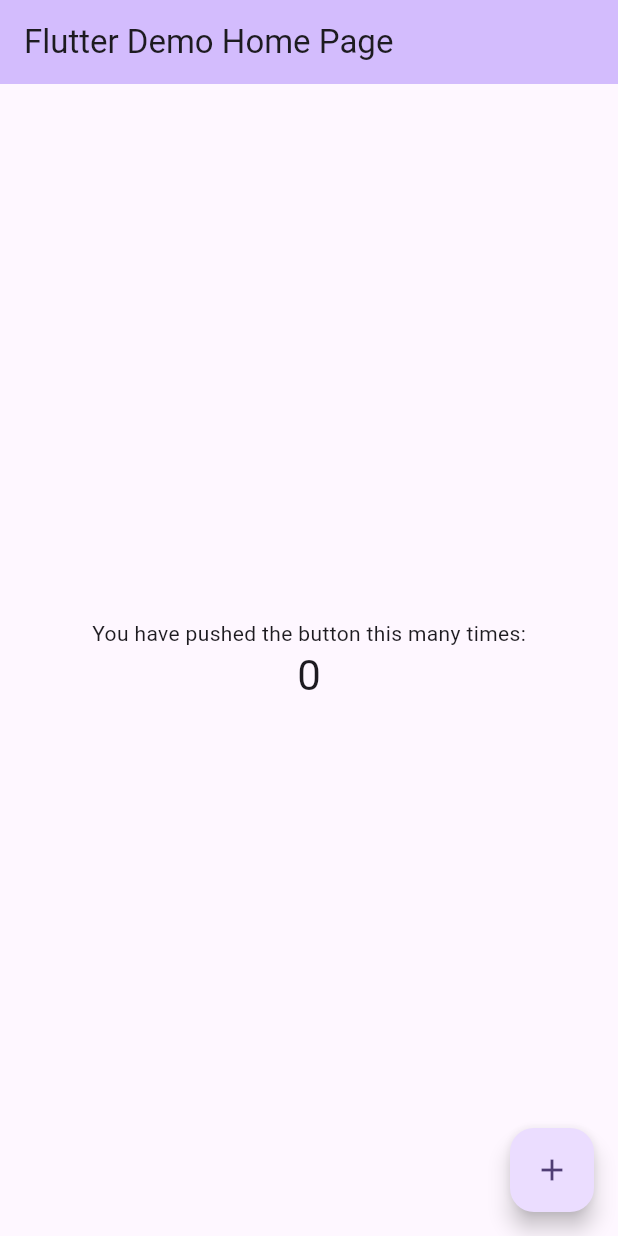
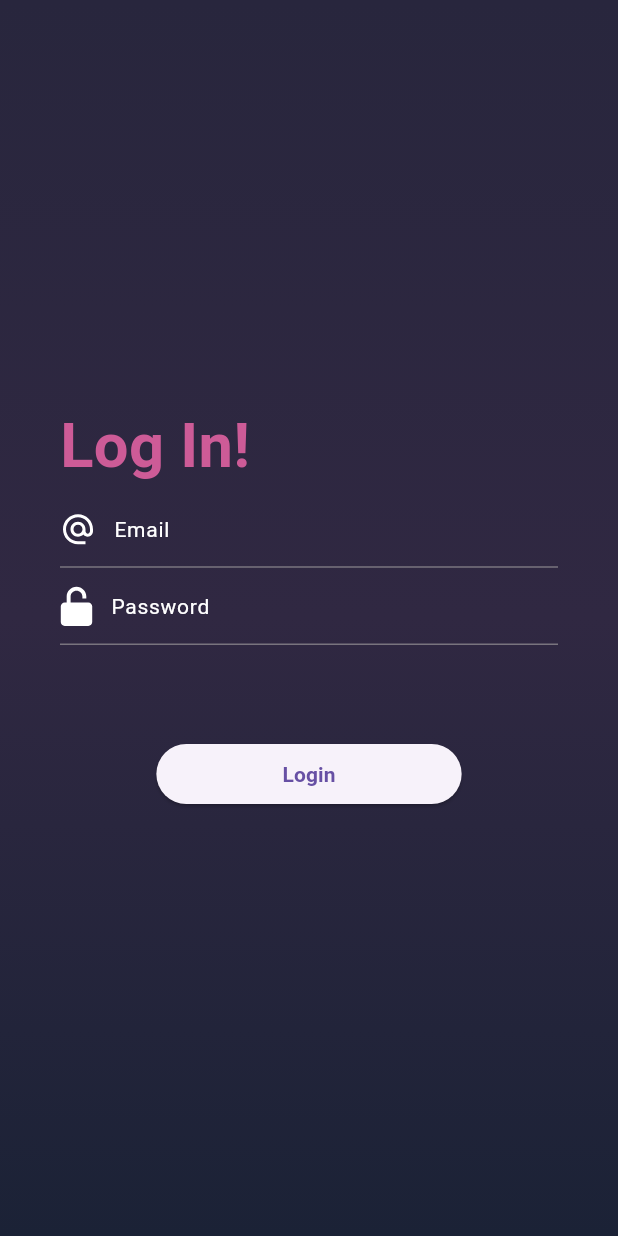
Before and after one commit to sinanGsr/Aim_cubit_task, a Flutter app: the screen it shows after launch, on a phone screen of 412 x 824 dp. Run offline on Flutter 3.47's test engine with Material 3 defaults, Android fonts, the phone set to English and light mode, and no system bars; our stand-ins replace firebase_auth, firebase_core, flutter_bloc, flutter_svg; accounts and stored records are empty.

Commit message:
feat:auth flow implemented

```diff
--- /dev/null
+++ b/lib/auth/auth_cubit.dart
@@ -0,0 +1,118 @@
+import 'package:flutter_bloc/flutter_bloc.dart';
+import 'package:firebase_auth/firebase_auth.dart';
+import '../repositories/auth_repository.dart';
+import 'auth_state.dart';
+
+class AuthCubit extends Cubit<AuthState> {
+  final AuthRepository _authRepository;
+
+  AuthCubit({required AuthRepository authRepository})
+      : _authRepository = authRepository,
+        super(AuthInitial());
+
+  Future<void> signIn(String email, String password) async {
+    if (email.isEmpty && password.isEmpty) {
+      emit(AuthEmptyFields('Email and password must not be empty.'));
+      return;
+    }
+
+    if (email.isEmpty) {
+      emit(AuthEmptyFields('Email is required.'));
+      return;
+    }
+
+    if (password.isEmpty) {
+      emit(AuthEmptyFields('Password is required.'));
+      return;
+    }
+
+    if (!_isValidEmail(email)) {
+      emit(AuthInvalidEmail('Invalid email format.'));
+      return;
+    }
+
+    if (!_isValidPassword(password)) {
+      emit(AuthInvalidPassword('Password must be at least 6 characters.'));
+      return;
+    }
+
+    emit(AuthLoading());
+    try {
+      await _authRepository.signIn(email, password);
+      emit(AuthSuccess());
+    } on FirebaseAuthException catch (e) {
+      print('Error: ${e.code}');
+      if (e.code == 'invalid-credential') {
+        emit(AuthInvalidEmail('Invalid credentials.'));
+      } else if (e.code == 'wrong-password') {
+        emit(AuthInvalidPassword('Incorrect password.'));
+      } else if (e.code == 'user-not-found') {
+        emit(AuthInvalidEmail('No user found with this email.'));
+      } else {
+        emit(AuthFailure('Authentication failed. Please try again.'));
+      }
+    } catch (e) {
+      emit(AuthFailure('An unexpected error occurred. Please try again.'));
+    }
+  }
+
+  Future<void> signUp(String email, String password) async {
+    if (email.isEmpty && password.isEmpty) {
+      emit(AuthEmptyFields('Email and password must not be empty.'));
+      return;
+    }
+
+    if (email.isEmpty) {
+      emit(AuthEmptyFields('Email is required.'));
+      return;
+    }
+
+    if (password.isEmpty) {
+      emit(AuthEmptyFields('Password is required.'));
+      return;
+    }
+
+    if (!_isValidEmail(email)) {
+      emit(AuthInvalidEmail('Invalid email format.'));
+      return;
+    }
+
+    if (!_isValidPassword(password)) {
+      emit(AuthInvalidPassword('Password must be at least 6 characters.'));
+      return;
+    }
+
+    emit(AuthLoading());
+    try {
+      await _authRepository.signUp(email, password);
+      emit(AuthSuccess());
+    } on FirebaseAuthException catch (e) {
+      if (e.code == 'email-already-in-use') {
+        emit(AuthInvalidEmail('The email is already in use.'));
+      } else {
+        emit(AuthFailure('Sign up failed. Please try again.'));
+      }
+    } catch (e) {
+      emit(AuthFailure('An unexpected error occurred. Please try again.'));
+    }
+  }
+
+  Future<void> signOut() async {
+    emit(AuthLoading());
+    try {
+      await _authRepository.signOut();
+      emit(AuthInitial()); // Navigate to the initial state after sign out
+    } catch (e) {
+      emit(AuthFailure('Sign out failed. Please try again.'));
+    }
+  }
+
+  bool _isValidEmail(String email) {
+    final emailRegex = RegExp(r"^[a-zA-Z0-9._%+-]+@[a-zA-Z0-9.-]+\.[a-zA-Z]{2,}$");
+    return emailRegex.hasMatch(email);
+  }
+
+  bool _isValidPassword(String password) {
+    return password.length >= 6;
+  }
+}
--- /dev/null
+++ b/lib/auth/auth_state.dart
@@ -0,0 +1,27 @@
+abstract class AuthState {}
+
+class AuthInitial extends AuthState {}
+
+class AuthLoading extends AuthState {}
+
+class AuthSuccess extends AuthState {}
+
+class AuthFailure extends AuthState {
+  final String error;
+  AuthFailure(this.error);
+}
+
+class AuthInvalidEmail extends AuthState {
+  final String error;
+  AuthInvalidEmail(this.error);
+}
+
+class AuthInvalidPassword extends AuthState {
+  final String error;
+  AuthInvalidPassword(this.error);
+}
+
+class AuthEmptyFields extends AuthState {
+  final String error;
+  AuthEmptyFields(this.error);
+}
--- a/lib/main.dart
+++ b/lib/main.dart
@@ -1,125 +1,36 @@
+import 'package:firebase_core/firebase_core.dart';
 import 'package:flutter/material.dart';
+import 'package:flutter_aim_cubit_task/presentation/login_screen.dart';
+import 'package:flutter_aim_cubit_task/repositories/auth_repository.dart';
+import 'package:flutter_bloc/flutter_bloc.dart';
+import 'auth/auth_cubit.dart';
+import 'firebase_options.dart';
 
-void main() {
-  runApp(const MyApp());
+Future<void> main() async {
+  WidgetsFlutterBinding.ensureInitialized();
+
+  // Make sure Firebase is initialized before accessing Firebase services
+  await Firebase.initializeApp(
+    options: DefaultFirebaseOptions.currentPlatform,
+  );
+
+  final AuthRepository authRepository = AuthRepository();
+
+  runApp(
+    BlocProvider(
+      create: (context) => AuthCubit(authRepository: authRepository),
+      child: MyApp(),
+    ),
+  );
 }
 
 class MyApp extends StatelessWidget {
   const MyApp({super.key});
 
-  // This widget is the root of your application.
   @override
   Widget build(BuildContext context) {
     return MaterialApp(
-      title: 'Flutter Demo',
-      theme: ThemeData(
-        // This is the theme of your application.
-        //
-        // TRY THIS: Try running your application with "flutter run". You'll see
-        // the application has a purple toolbar. Then, without quitting the app,
-        // try changing the seedColor in the colorScheme below to Colors.green
-        // and then invoke "hot reload" (save your changes or press the "hot
-        // reload" button in a Flutter-supported IDE, or press "r" if you used
-        // the command line to start the app).
-        //
-        // Notice that the counter didn't reset back to zero; the application
-        // state is not lost during the reload. To reset the state, use hot
-        // restart instead.
-        //
-        // This works for code too, not just values: Most code changes can be
-        // tested with just a hot reload.
-        colorScheme: ColorScheme.fromSeed(seedColor: Colors.deepPurple),
-        useMaterial3: true,
-      ),
-      home: const MyHomePage(title: 'Flutter Demo Home Page'),
+      home: LoginScreen(),
     );
   }
 }
-
-class MyHomePage extends StatefulWidget {
-  const MyHomePage({super.key, required this.title});
-
-  // This widget is the home page of your application. It is stateful, meaning
-  // that it has a State object (defined below) that contains fields that affect
-  // how it looks.
-
-  // This class is the configuration for the state. It holds the values (in this
-  // case the title) provided by the parent (in this case the App widget) and
-  // used by the build method of the State. Fields in a Widget subclass are
-  // always marked "final".
-
-  final String title;
-
-  @override
-  State<MyHomePage> createState() => _MyHomePageState();
-}
-
-class _MyHomePageState extends State<MyHomePage> {
-  int _counter = 0;
-
-  void _incrementCounter() {
-    setState(() {
-      // This call to setState tells the Flutter framework that something has
-      // changed in this State, which causes it to rerun the build method below
-      // so that the display can reflect the updated values. If we changed
-      // _counter without calling setState(), then the build method would not be
-      // called again, and so nothing would appear to happen.
-      _counter++;
-    });
-  }
-
-  @override
-  Widget build(BuildContext context) {
-    // This method is rerun every time setState is called, for instance as done
-    // by the _incrementCounter method above.
-    //
-    // The Flutter framework has been optimized to make rerunning build methods
-    // fast, so that you can just rebuild anything that needs updating rather
-    // than having to individually change instances of widgets.
-    return Scaffold(
-      appBar: AppBar(
-        // TRY THIS: Try changing the color here to a specific color (to
-        // Colors.amber, perhaps?) and trigger a hot reload to see the AppBar
-        // change color while the other colors stay the same.
-        backgroundColor: Theme.of(context).colorScheme.inversePrimary,
-        // Here we take the value from the MyHomePage object that was created by
-        // the App.build method, and use it to set our appbar title.
-        title: Text(widget.title),
-      ),
-      body: Center(
-        // Center is a layout widget. It takes a single child and positions it
-        // in the middle of the parent.
-        child: Column(
-          // Column is also a layout widget. It takes a list of children and
-          // arranges them vertically. By default, it sizes itself to fit its
-          // children horizontally, and tries to be as tall as its parent.
-          //
-          // Column has various properties to control how it sizes itself and
-          // how it positions its children. Here we use mainAxisAlignment to
-          // center the children vertically; the main axis here is the vertical
-          // axis because Columns are vertical (the cross axis would be
-          // horizontal).
-          //
-          // TRY THIS: Invoke "debug painting" (choose the "Toggle Debug Paint"
-          // action in the IDE, or press "p" in the console), to see the
-          // wireframe for each widget.
-          mainAxisAlignment: MainAxisAlignment.center,
-          children: <Widget>[
-            const Text(
-              'You have pushed the button this many times:',
-            ),
-            Text(
-              '$_counter',
-              style: Theme.of(context).textTheme.headlineMedium,
-            ),
-          ],
-        ),
-      ),
-      floatingActionButton: FloatingActionButton(
-        onPressed: _incrementCounter,
-        tooltip: 'Increment',
-        child: const Icon(Icons.add),
-      ), // This trailing comma makes auto-formatting nicer for build methods.
-    );
-  }
-}
--- /dev/null
+++ b/lib/presentation/login_screen.dart
@@ -0,0 +1,169 @@
+import 'package:flutter/material.dart';
+import 'package:flutter_bloc/flutter_bloc.dart';
+import 'package:flutter_svg/svg.dart';
+
+import '../auth/auth_cubit.dart';
+import '../auth/auth_state.dart';
+import 'home_screen.dart';
+
+class LoginScreen extends StatelessWidget {
+  final TextEditingController _emailController = TextEditingController();
+  final TextEditingController _passwordController = TextEditingController();
+
+  LoginScreen({super.key});
+
+  @override
+  Widget build(BuildContext context) {
+    return Scaffold(
+      body: BlocConsumer<AuthCubit, AuthState>(
+        listener: (context, state) {
+          if (state is AuthFailure) {
+            ScaffoldMessenger.of(context).showSnackBar(
+              SnackBar(content: Text(state.error)),
+            );
+          } else if (state is AuthSuccess) {
+            Navigator.pushReplacement(
+              context,
+              MaterialPageRoute(builder: (context) => const HomeScreen()),
+            );
+          }
+        },
+        builder: (context, state) {
+          String? emailError;
+          String? passwordError;
+          if (state is AuthEmptyFields) {
+            if (state.error.toString() == 'Email and password must not be empty.') {
+              emailError = 'Please enter an email';
+              passwordError = 'Please enter a password';
+            } else if (state.error.toString() == 'Email is required.') {
+              emailError = 'Please enter an email';
+            } else if (state.error.toString() == 'Password is required.') {
+              passwordError = 'Please enter a password';
+            }
+          } else if (state is AuthInvalidEmail) {
+            emailError = state.error;
+          } else if (state is AuthInvalidPassword) {
+            passwordError = state.error;
+          }
+
+          return SafeArea(
+            child: Container(
+              decoration: const BoxDecoration(
+                gradient: LinearGradient(
+                  colors: [
+                    Color(0xff28263d),
+                    Color(0xff302842),
+                    Color(0xff1b2236),
+                  ],
+                  begin: Alignment.topCenter,
+                  end: Alignment.bottomCenter,
+                  stops: [0.0, 0.5, 1.0],
+                ),
+              ),
+              child: Padding(
+                padding: const EdgeInsets.symmetric(horizontal: 40.0),
+                child: Column(
+                  crossAxisAlignment: CrossAxisAlignment.start,
+                  mainAxisAlignment: MainAxisAlignment.center,
+                  children: [
+                    const Text(
+                      'Log In!',
+                      style: TextStyle(
+                          color: Color(0xffCD5B97),
+                          fontSize: 41,
+                          fontWeight: FontWeight.w600),
+                    ),
+                    _buildEmailField(context, emailError),
+                    _buildPasswordField(context, passwordError),
+                    const SizedBox(height: 62),
+                    _buildLoginButton(context),
+                    const SizedBox(height: 16),
+                  ],
+                ),
+              ),
+            ),
+          );
+        },
+      ),
+    );
+  }
+
+  Widget _buildEmailField(BuildContext context, String? emailError) {
+    return TextField(
+      controller: _emailController,
+      style: const TextStyle(
+          color: Colors.white,
+          fontSize: 14,
+          fontWeight: FontWeight.w400),
+      decoration: InputDecoration(
+        prefixIcon: Padding(
+          padding: const EdgeInsets.only(right: 8.0),
+          child: SvgPicture.asset(
+            'assets/svg/email.svg',
+            width: 24,
+            height: 24,
+          ),
+        ),
+        labelText: 'Email',
+        prefixIconConstraints: const BoxConstraints(
+          minHeight: 30,
+          minWidth: 30,
+        ),
+        labelStyle: const TextStyle(
+            color: Colors.white,
+            fontSize: 14,
+            fontWeight: FontWeight.w400),
+        errorText: emailError,
+      ),
+    );
+  }
+
+  Widget _buildPasswordField(BuildContext context, String? passwordError) {
+    return TextField(
+      controller: _passwordController,
+      obscureText: true,
+      style: const TextStyle(
+          color: Colors.white,
+          fontSize: 14,
+          fontWeight: FontWeight.w400),
+      decoration: InputDecoration(
+        prefixIconConstraints: const BoxConstraints(
+          minHeight: 30,
+          minWidth: 30,
+        ),
+        prefixIcon: Padding(
+          padding: const EdgeInsets.only(right: 8.0),
+          child: SvgPicture.asset('assets/svg/lock.svg'),
+        ),
+        labelText: 'Password',
+        labelStyle: const TextStyle(
+            color: Colors.white,
+            fontSize: 14,
+            fontWeight: FontWeight.w400),
+        errorText: passwordError,
+      ),
+    );
+  }
+
+  Widget _buildLoginButton(BuildContext context) {
+    return Center(
+      child: ElevatedButton(
+        onPressed: () {
+          final email = _emailController.text.trim();
+          final password = _passwordController.text.trim();
+          context.read<AuthCubit>().signIn(email, password);
+        },
+        child: const Padding(
+          padding: EdgeInsets.symmetric(horizontal: 60.0, vertical: 10),
+          child: Text(
+            'Login',
+            style: TextStyle(
+                fontSize: 14, fontWeight: FontWeight.w600),
+          ),
+        ),
+      ),
+    );
+  }
+
+
+}
--- /dev/null
+++ b/lib/repositories/auth_repository.dart
@@ -0,0 +1,28 @@
+import 'package:firebase_auth/firebase_auth.dart';
+
+class AuthRepository {
+  final FirebaseAuth _firebaseAuth;
+
+  AuthRepository({FirebaseAuth? firebaseAuth})
+      : _firebaseAuth = firebaseAuth ?? FirebaseAuth.instance;
+
+  Future<void> signIn(String email, String password) async {
+    try{
+      await _firebaseAuth.signInWithEmailAndPassword(email: email, password: password);
+    }catch(e){
+      rethrow;
+    }
+  }
+
+  Future<void> signUp(String email, String password) async {
+    await _firebaseAuth.createUserWithEmailAndPassword(email: email, password: password);
+  }
+
+  Future<void> signOut() async {
+    await _firebaseAuth.signOut();
+  }
+
+  User? getCurrentUser() {
+    return _firebaseAuth.currentUser;
+  }
+}
```
Also changed, not shown: lib/presentation/home_screen.dart (added, +65 -0 lines), pubspec.yaml (+7 -2 lines), assets/svg/email.svg (added), assets/svg/lock.svg (added), firebase.json (added), lib/firebase_options.dart (added), pubspec.lock, 6 other files.
